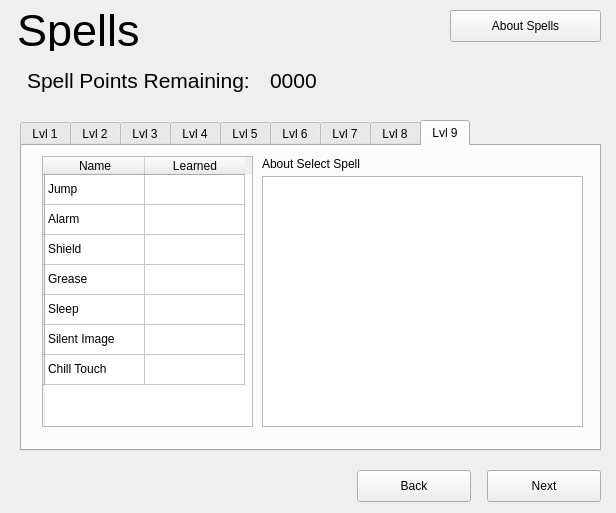
Old version of the form dndprototype/spells.ui in the repository Jcamp44/dndBuilder.
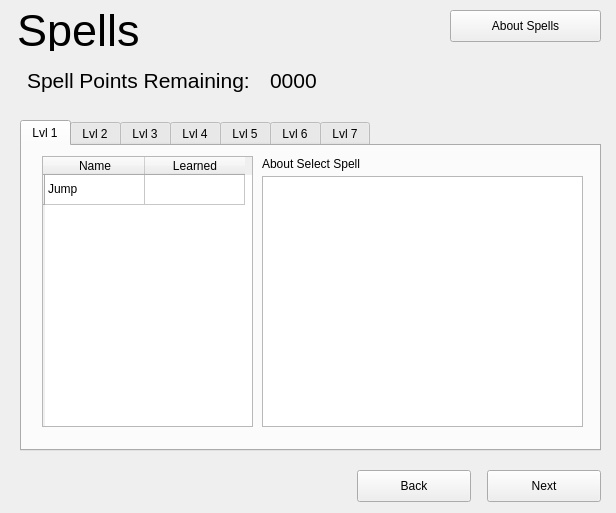
New version of the form.

Diff of the .ui file:
```diff
--- a/dndprototype/spells.ui
+++ b/dndprototype/spells.ui
@@ -49,7 +49,7 @@
     </rect>
    </property>
    <property name="currentIndex">
-    <number>8</number>
+    <number>0</number>
    </property>
    <widget class="QWidget" name="tabStr">
     <attribute name="title">
@@ -69,36 +69,6 @@
        <string/>
       </property>
      </row>
-     <row>
-      <property name="text">
-       <string/>
-      </property>
-     </row>
-     <row>
-      <property name="text">
-       <string/>
-      </property>
-     </row>
-     <row>
-      <property name="text">
-       <string/>
-      </property>
-     </row>
-     <row>
-      <property name="text">
-       <string/>
-      </property>
-     </row>
-     <row>
-      <property name="text">
-       <string/>
-      </property>
-     </row>
-     <row>
-      <property name="text">
-       <string/>
-      </property>
-     </row>
      <column>
       <property name="text">
        <string>Name</string>
@@ -122,84 +92,6 @@
        <enum>Unchecked</enum>
       </property>
      </item>
-     <item row="1" column="0">
-      <property name="text">
-       <string>Alarm</string>
-      </property>
-     </item>
-     <item row="1" column="1">
-      <property name="text">
-       <string/>
-      </property>
-      <property name="checkState">
-       <enum>Unchecked</enum>
-      </property>
-     </item>
-     <item row="2" column="0">
-      <property name="text">
-       <string>Shield</string>
-      </property>
-     </item>
-     <item row="2" column="1">
-      <property name="text">
-       <string/>
-      </property>
-      <property name="checkState">
-       <enum>Unchecked</enum>
-      </property>
-     </item>
-     <item row="3" column="0">
-      <property name="text">
-       <string>Grease</string>
-      </property>
-     </item>
-     <item row="3" column="1">
-      <property name="text">
-       <string/>
-      </property>
-      <property name="checkState">
-       <enum>Unchecked</enum>
-      </property>
-     </item>
-     <item row="4" column="0">
-      <property name="text">
-       <string>Sleep</string>
-      </property>
-     </item>
-     <item row="4" column="1">
-      <property name="text">
-       <string/>
-      </property>
-      <property name="checkState">
-       <enum>Unchecked</enum>
-      </property>
-     </item>
-     <item row="5" column="0">
-      <property name="text">
-       <string>Silent Image</string>
-      </property>
-     </item>
-     <item row="5" column="1">
-      <property name="text">
-       <string/>
-      </property>
-      <property name="checkState">
-       <enum>Unchecked</enum>
-      </property>
-     </item>
-     <item row="6" column="0">
-      <property name="text">
-       <string>Chill Touch</string>
-      </property>
-     </item>
-     <item row="6" column="1">
-      <property name="text">
-       <string/>
-      </property>
-      <property name="checkState">
-       <enum>Unchecked</enum>
-      </property>
-     </item>
     </widget>
     <widget class="QLabel" name="label_3">
      <property name="geometry">
@@ -1269,354 +1161,6 @@
      </property>
     </widget>
    </widget>
-   <widget class="QWidget" name="tab_3">
-    <attribute name="title">
-     <string>Lvl 8</string>
-    </attribute>
-    <widget class="QTableWidget" name="tableWidget_8">
-     <property name="geometry">
-      <rect>
-       <x>20</x>
-       <y>10</y>
-       <width>211</width>
-       <height>271</height>
-      </rect>
-     </property>
-     <row>
-      <property name="text">
-       <string/>
-      </property>
-     </row>
-     <row>
-      <property name="text">
-       <string/>
-      </property>
-     </row>
-     <row>
-      <property name="text">
-       <string/>
-      </property>
-     </row>
-     <row>
-      <property name="text">
-       <string/>
-      </property>
-     </row>
-     <row>
-      <property name="text">
-       <string/>
-      </property>
-     </row>
-     <row>
-      <property name="text">
-       <string/>
-      </property>
-     </row>
-     <row>
-      <property name="text">
-       <string/>
-      </property>
-     </row>
-     <column>
-      <property name="text">
-       <string>Name</string>
-      </property>
-     </column>
-     <column>
-      <property name="text">
-       <string>Learned</string>
-      </property>
-     </column>
-     <item row="0" column="0">
-      <property name="text">
-       <string>Jump</string>
-      </property>
-     </item>
-     <item row="0" column="1">
-      <property name="text">
-       <string/>
-      </property>
-      <property name="checkState">
-       <enum>Unchecked</enum>
-      </property>
-     </item>
-     <item row="1" column="0">
-      <property name="text">
-       <string>Alarm</string>
-      </property>
-     </item>
-     <item row="1" column="1">
-      <property name="text">
-       <string/>
-      </property>
-      <property name="checkState">
-       <enum>Unchecked</enum>
-      </property>
-     </item>
-     <item row="2" column="0">
-      <property name="text">
-       <string>Shield</string>
-      </property>
-     </item>
-     <item row="2" column="1">
-      <property name="text">
-       <string/>
-      </property>
-      <property name="checkState">
-       <enum>Unchecked</enum>
-      </property>
-     </item>
-     <item row="3" column="0">
-      <property name="text">
-       <string>Grease</string>
-      </property>
-     </item>
-     <item row="3" column="1">
-      <property name="text">
-       <string/>
-      </property>
-      <property name="checkState">
-       <enum>Unchecked</enum>
-      </property>
-     </item>
-     <item row="4" column="0">
-      <property name="text">
-       <string>Sleep</string>
-      </property>
-     </item>
-     <item row="4" column="1">
-      <property name="text">
-       <string/>
-      </property>
-      <property name="checkState">
-       <enum>Unchecked</enum>
-      </property>
-     </item>
-     <item row="5" column="0">
-      <property name="text">
-       <string>Silent Image</string>
-      </property>
-     </item>
-     <item row="5" column="1">
-      <property name="text">
-       <string/>
-      </property>
-      <property name="checkState">
-       <enum>Unchecked</enum>
-      </property>
-     </item>
-     <item row="6" column="0">
-      <property name="text">
-       <string>Chill Touch</string>
-      </property>
-     </item>
-     <item row="6" column="1">
-      <property name="text">
-       <string/>
-      </property>
-      <property name="checkState">
-       <enum>Unchecked</enum>
-      </property>
-     </item>
-    </widget>
-    <widget class="QLabel" name="label_10">
-     <property name="geometry">
-      <rect>
-       <x>240</x>
-       <y>10</y>
-       <width>121</width>
-       <height>16</height>
-      </rect>
-     </property>
-     <property name="text">
-      <string>About Select Spell</string>
-     </property>
-    </widget>
-    <widget class="QTextBrowser" name="textBrowser_8">
-     <property name="geometry">
-      <rect>
-       <x>240</x>
-       <y>30</y>
-       <width>321</width>
-       <height>251</height>
-      </rect>
-     </property>
-    </widget>
-   </widget>
-   <widget class="QWidget" name="tab_4">
-    <attribute name="title">
-     <string>Lvl 9</string>
-    </attribute>
-    <widget class="QTableWidget" name="tableWidget_9">
-     <property name="geometry">
-      <rect>
-       <x>20</x>
-       <y>10</y>
-       <width>211</width>
-       <height>271</height>
-      </rect>
-     </property>
-     <row>
-      <property name="text">
-       <string/>
-      </property>
-     </row>
-     <row>
-      <property name="text">
-       <string/>
-      </property>
-     </row>
-     <row>
-      <property name="text">
-       <string/>
-      </property>
-     </row>
-     <row>
-      <property name="text">
-       <string/>
-      </property>
-     </row>
-     <row>
-      <property name="text">
-       <string/>
-      </property>
-     </row>
-     <row>
-      <property name="text">
-       <string/>
-      </property>
-     </row>
-     <row>
-      <property name="text">
-       <string/>
-      </property>
-     </row>
-     <column>
-      <property name="text">
-       <string>Name</string>
-      </property>
-     </column>
-     <column>
-      <property name="text">
-       <string>Learned</string>
-      </property>
-     </column>
-     <item row="0" column="0">
-      <property name="text">
-       <string>Jump</string>
-      </property>
-     </item>
-     <item row="0" column="1">
-      <property name="text">
-       <string/>
-      </property>
-      <property name="checkState">
-       <enum>Unchecked</enum>
-      </property>
-     </item>
-     <item row="1" column="0">
-      <property name="text">
-       <string>Alarm</string>
-      </property>
-     </item>
-     <item row="1" column="1">
-      <property name="text">
-       <string/>
-      </property>
-      <property name="checkState">
-       <enum>Unchecked</enum>
-      </property>
-     </item>
-     <item row="2" column="0">
-      <property name="text">
-       <string>Shield</string>
-      </property>
-     </item>
-     <item row="2" column="1">
-      <property name="text">
-       <string/>
-      </property>
-      <property name="checkState">
-       <enum>Unchecked</enum>
-      </property>
-     </item>
-     <item row="3" column="0">
-      <property name="text">
-       <string>Grease</string>
-      </property>
-     </item>
-     <item row="3" column="1">
-      <property name="text">
-       <string/>
-      </property>
-      <property name="checkState">
-       <enum>Unchecked</enum>
-      </property>
-     </item>
-     <item row="4" column="0">
-      <property name="text">
-       <string>Sleep</string>
-      </property>
-     </item>
-     <item row="4" column="1">
-      <property name="text">
-       <string/>
-      </property>
-      <property name="checkState">
-       <enum>Unchecked</enum>
-      </property>
-     </item>
-     <item row="5" column="0">
-      <property name="text">
-       <string>Silent Image</string>
-      </property>
-     </item>
-     <item row="5" column="1">
-      <property name="text">
-       <string/>
-      </property>
-      <property name="checkState">
-       <enum>Unchecked</enum>
-      </property>
-     </item>
-     <item row="6" column="0">
-      <property name="text">
-       <string>Chill Touch</string>
-      </property>
-     </item>
-     <item row="6" column="1">
-      <property name="text">
-       <string/>
-      </property>
-      <property name="checkState">
-       <enum>Unchecked</enum>
-      </property>
-     </item>
-    </widget>
-    <widget class="QLabel" name="label_11">
-     <property name="geometry">
-      <rect>
-       <x>240</x>
-       <y>10</y>
-       <width>121</width>
-       <height>16</height>
-      </rect>
-     </property>
-     <property name="text">
-      <string>About Select Spell</string>
-     </property>
-    </widget>
-    <widget class="QTextBrowser" name="textBrowser_9">
-     <property name="geometry">
-      <rect>
-       <x>240</x>
-       <y>30</y>
-       <width>321</width>
-       <height>251</height>
-      </rect>
-     </property>
-    </widget>
-   </widget>
   </widget>
   <widget class="QLabel" name="lblTitle">
    <property name="geometry">
```
Left out of the diff: 660 changed lines with no effect on the pictures.
